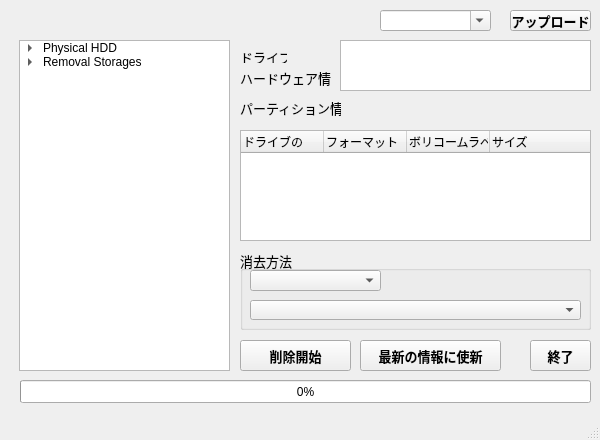
Before: the Qt Designer form mainwindow.ui in toptal126/storage_wipe, drawn with Qt 5.
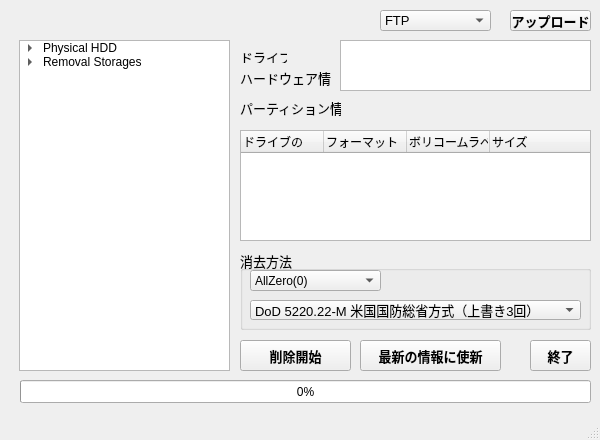
After: the same form once the commit is applied.

```diff
--- a/mainwindow.ui
+++ b/mainwindow.ui
@@ -167,13 +167,8 @@
      </font>
     </property>
     <property name="editable">
-     <bool>true</bool>
+     <bool>false</bool>
     </property>
-    <item>
-     <property name="text">
-      <string/>
-     </property>
-    </item>
     <item>
      <property name="text">
       <string>FTP</string>
@@ -375,11 +370,6 @@
     <property name="editable">
      <bool>false</bool>
     </property>
-    <item>
-     <property name="text">
-      <string/>
-     </property>
-    </item>
     <item>
      <property name="text">
       <string>AllZero(0)</string>
@@ -418,11 +408,6 @@
     <property name="editable">
      <bool>false</bool>
     </property>
-    <item>
-     <property name="text">
-      <string/>
-     </property>
-    </item>
     <item>
      <property name="text">
       <string>DoD 5220.22-M 米国国防総省方式（上書き3回）</string>
```
Left out of the diff: 3 changed lines with no effect on the pictures.
